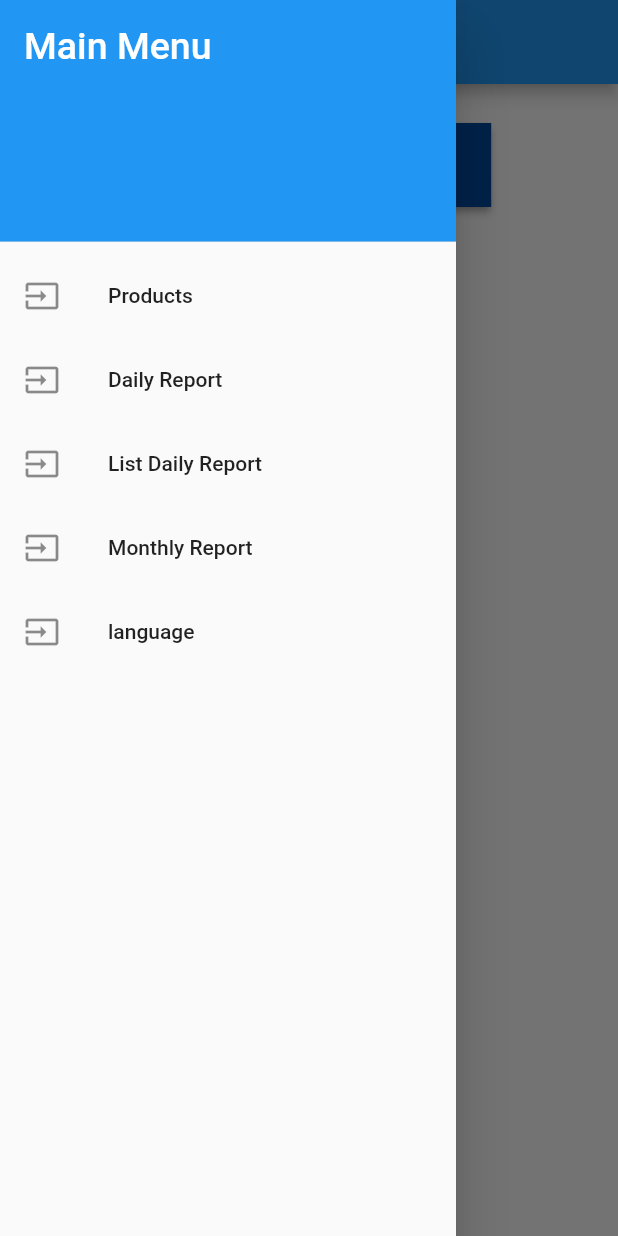
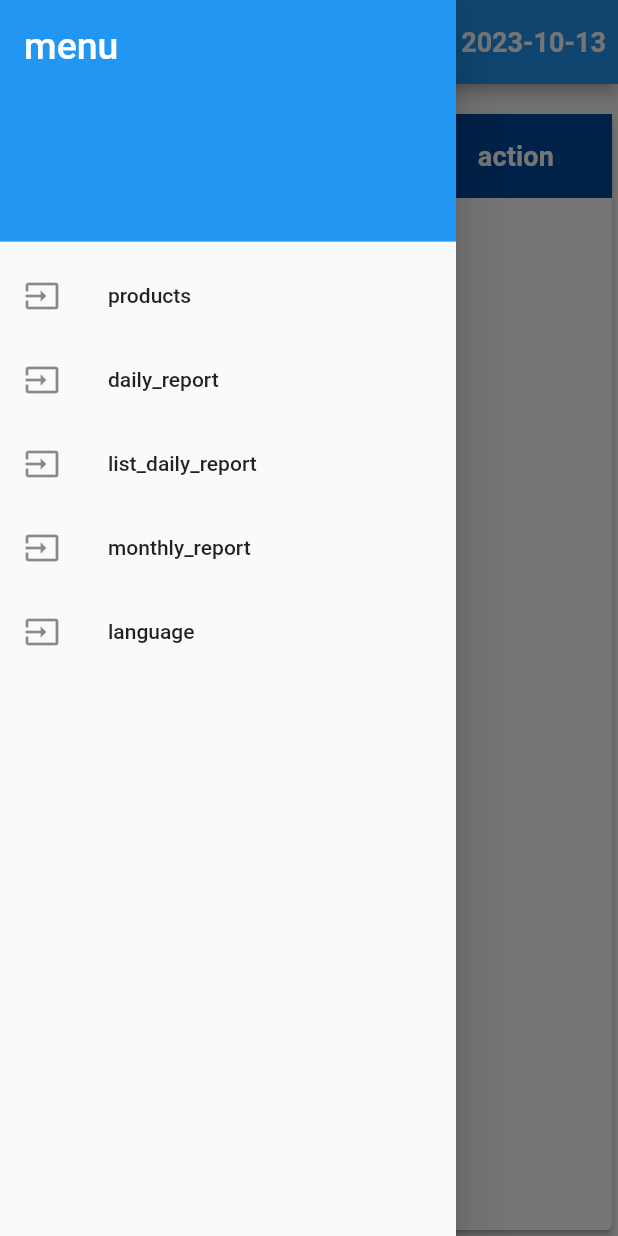
Before and after one commit to mostafak333/flutter_trade_app, a Flutter app: the screen it shows after launch, with the side drawer open, on a phone screen of 412 x 824 dp. Run offline on Flutter 3.47's test engine with Material 2 defaults, Android fonts, the phone set to English and light mode, and no system bars; our stand-ins replace easy_localization, month_picker_dialog, sqflite; missing offline and left inert: shared_preferences_web; accounts and stored records are empty.

Commit message:
make sales with specific date picked by date picker

```diff
--- a/assets/translations/ar-SA.json
+++ b/assets/translations/ar-SA.json
@@ -38,5 +38,6 @@
   "locked": "مغلق",
   "unlocked": "متاح",
   "status": "الحالة",
-  "obligations_value": "قيمة الالتزامات"
+  "obligations_value": "قيمة الالتزامات",
+  "backup_data": "نسخ إحتياطي للبيانات",
 }
--- a/assets/translations/en-US.json
+++ b/assets/translations/en-US.json
@@ -38,5 +38,6 @@
     "locked": "Locked",
     "unlocked": "Unlocked",
     "status": "Status",
-    "obligations_value": "Obligations Value"
+    "obligations_value": "Obligations Value",
+    "backup_data": "Backup Data",
 }
--- a/lib/home.dart
+++ b/lib/home.dart
@@ -26,7 +26,7 @@
   double tableContentFontSize = Constants.tableContentFontSize;
   double tableTitleFontSize = Constants.tableTitleFontSize;
   static const double paddingSize = Constants.padding;
-
+  String pickedDateValue = DateFormat('yyyy-MM-dd').format(DateTime.now()).toString();
   @override
   void initState() {
     super.initState();
@@ -50,7 +50,7 @@
     SELECT sales.id as id, products.name as name, sales.sold_price
     FROM sales
     INNER JOIN products ON sales.product_id = products.id
-    WHERE DATE(sales.created_at) = Date('now','localtime')
+    WHERE DATE(sales.created_at) = '$pickedDateValue'
     ORDER BY sales.id DESC
     ''');
     setState(() {
@@ -58,9 +58,9 @@
     });
   }
 
-  void storeSale(id, price) async {
+  void storeSale(id, price, date) async {
     int response = await sqlDb.insertData(
-        "INSERT INTO 'sales' ('product_id','sold_price') VALUES ('$id','$price')");
+        "INSERT INTO 'sales' ('product_id','sold_price',created_at) VALUES ('$id','$price','$date')");
     if (response > 0) {
       fetchSalesList();
     }
@@ -186,6 +186,23 @@
         });
   }
 
+  Future<void> _selectDate(BuildContext context) async {
+    DateTime? pickedDate = await showDatePicker(
+      context: context,
+      initialDate: DateTime.now(),
+      firstDate: DateTime(2000),
+      lastDate: DateTime.now(),
+    );
+
+    if (pickedDate != null && pickedDate != DateTime.now()) {
+      // Do something with the selected date
+      setState(() {
+        pickedDateValue = pickedDate.toString().substring(0,10);
+        fetchSalesList();
+      });
+    }
+  }
+
   @override
   Widget build(BuildContext context) {
     List<Widget> buttons = [];
@@ -193,7 +210,7 @@
       buttons.add(ElevatedButton(
         onPressed: () async {
           fetchSalesList();
-          storeSale(product['id'].toString(), product['salePrice']);
+          storeSale(product['id'].toString(), product['salePrice'],pickedDateValue);
         },
         child: Text(product['name'].toString()),
       ));
@@ -213,6 +230,21 @@
       drawer: NavDrawer(),
       appBar: AppBar(
         title: Text("home".tr().toString()),
+        actions: [
+          TextButton(
+            onPressed: () {
+              _selectDate(context);
+            },
+            child: Text(
+              pickedDateValue,
+              style: TextStyle(
+                  fontSize: tableTitleFontSize,
+                  fontWeight: FontWeight.bold,
+                  color: tableHeaderTitleColor
+              ),
+            ),
+          )
+        ],
       ),
       body: Column(
         crossAxisAlignment: CrossAxisAlignment.stretch,
@@ -223,13 +255,49 @@
             children: buttons,
           ),
           const SizedBox(height: 16.0),
+          salesList.isEmpty?  Expanded(
+            child: Card(
+                color: tableHeaderTitleColor,
+                shadowColor: shadowColor,
+                elevation: 2,
+                child: DataTable(
+                  headingRowColor: MaterialStateColor.resolveWith(
+                          (states) => tableHeaderColor),
+                  columns: [
+                    DataColumn(
+                        label: Text(
+                          "name".tr().toString(),
+                          style: TextStyle(
+                              fontSize: tableTitleFontSize,
+                              fontWeight: FontWeight.bold,
+                              color: tableHeaderTitleColor),
+                        )),
+                    DataColumn(
+                        label: Text(
+                          "selling_price".tr().toString(),
+                          style: TextStyle(
+                              fontSize: tableTitleFontSize,
+                              fontWeight: FontWeight.bold,
+                              color: tableHeaderTitleColor),
+                        )),
+                    DataColumn(
+                        label: Text(
+                          'action'.tr().toString(),
+                          style: TextStyle(
+                              fontSize: tableTitleFontSize,
+                              fontWeight: FontWeight.bold,
+                              color: tableHeaderTitleColor),
+                        )),
+                  ],
+                  rows: [],
+                )),
+          ) :
           Expanded(
             child: SingleChildScrollView(
               scrollDirection: Axis.vertical,
               child: SingleChildScrollView(
                 scrollDirection: Axis.horizontal,
                 child: Card(
-                    margin: const EdgeInsets.all(paddingSize),
                     color: tableHeaderTitleColor,
                     shadowColor: shadowColor,
                     elevation: 2,
```
Also changed, not shown: 2 other files.
